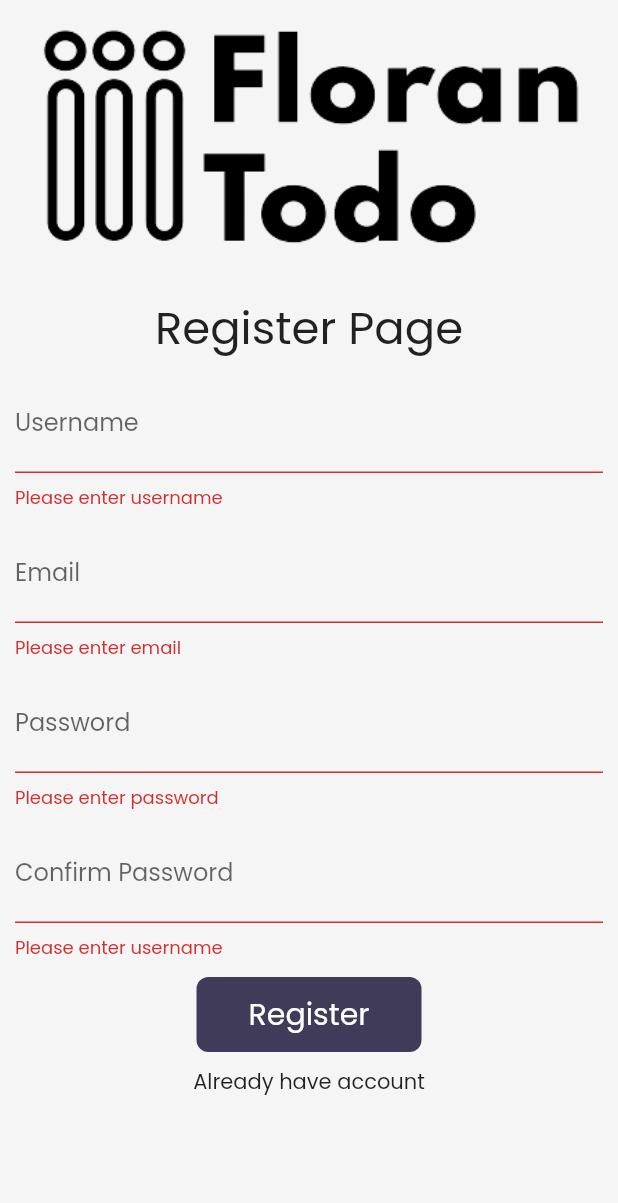
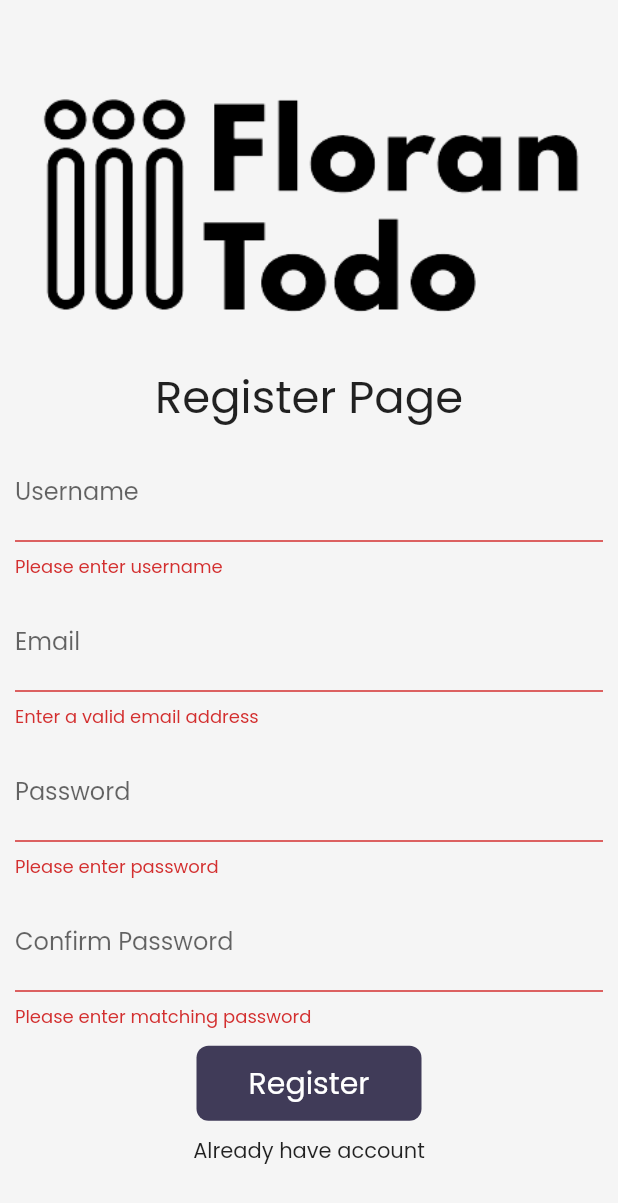
Before and after one commit to bhagwanZaki/Floran-todo-flutter, a Flutter app: the RegisterPage screen opened by its route, after a tap on "Register", on a phone screen of 412 x 824 dp. Shown: the top 1203 px of the screen. Run offline on Flutter 3.47's test engine with Material 2 defaults, Android fonts, the phone set to English and light mode, and no system bars; our stand-ins replace google_fonts, shared_preferences, syncfusion_flutter_charts, velocity_x; accounts and stored records are empty; network calls fail.

Commit message:
App completed

```diff
--- a/lib/main.dart
+++ b/lib/main.dart
@@ -4,6 +4,7 @@ import 'package:floran_todo/screens/Homepage.dart';
 import 'package:floran_todo/screens/Loginpage.dart';
 import 'package:floran_todo/screens/RegisterPage.dart';
 import 'package:floran_todo/screens/Splash.dart';
+import 'package:floran_todo/utils/Constants.dart';
 import 'package:floran_todo/utils/MyRouts.dart';
 import 'package:floran_todo/widgets/Themes.dart';
 import 'package:flutter/material.dart';
@@ -21,7 +22,7 @@ class MyApp extends StatelessWidget {
     SharedPreferences prefs = await SharedPreferences.getInstance();
     var token = prefs.getString('Token');
     final response = await http.get(
-        Uri.parse("http://192.168.0.179:8000/api/auth/user"),
+        Uri.parse(Constants.baseUrl+"auth/user"),
         headers: <String, String>{
           'Content-Type': 'application/json',
           'Authorization': 'Token $token'
--- a/lib/model/Todo.dart
+++ b/lib/model/Todo.dart
@@ -2,7 +2,6 @@ import 'dart:convert';
 
 class TodosModel{
   static List<Todo> items = [];
-
 }
 
 class Todo {
@@ -14,7 +13,7 @@ class Todo {
   // ignore: non_constant_identifier_names
   final String date_completed_by;
   // ignore: non_constant_identifier_names
-  final String completed_at;
+  final String? completed_at;
   Todo({
     required this.id,
     required this.title,
--- a/lib/screens/Loginpage.dart
+++ b/lib/screens/Loginpage.dart
@@ -1,5 +1,6 @@
 import 'dart:convert';
 
+import 'package:floran_todo/utils/Constants.dart';
 import 'package:floran_todo/utils/MyRouts.dart';
 import 'package:flutter/material.dart';
 import 'package:shared_preferences/shared_preferences.dart';
@@ -17,20 +18,20 @@ class _LoginpageState extends State<Loginpage> {
   final _formKey = GlobalKey<FormState>();
   TextEditingController username = TextEditingController();
   TextEditingController password = TextEditingController();
-  final url = "http://192.168.0.179:8000/api/auth/";
 
-  movetohome(BuildContext context, String username, String password) async {
+  login(BuildContext context, String username, String password) async {
     if (_formKey.currentState!.validate()) {
       // If the form is valid, display a snackbar. In the real world,
       // you'd often call a server or save the information in a database.
       final response = await http.post(
-        Uri.parse(url + 'login'),
+        Uri.parse(Constants.baseUrl + 'auth/login'),
         headers: <String, String>{'Content-Type': 'application/json'},
         body: jsonEncode(<String, String>{
           'username': username,
           'password': password,
         }),
       );
+      if (response.statusCode == 200) {
         var data = json.decode(response.body);
         if (data['token'] != null) {
           SharedPreferences prefs = await SharedPreferences.getInstance();
@@ -41,6 +42,10 @@ class _LoginpageState extends State<Loginpage> {
         }
         Navigator.pushNamedAndRemoveUntil(
             context, MyRoutes.homeinRoute, (route) => false);
+      } else {
+        ScaffoldMessenger.of(context).showSnackBar(
+            SnackBar(content: Text("Username or password is not valid")));
+      }
     }
   }
 
@@ -82,7 +87,7 @@ class _LoginpageState extends State<Loginpage> {
                       borderRadius: BorderRadius.circular(8),
                       child: InkWell(
                         onTap: () =>
-                            movetohome(context, username.text, password.text),
+                            login(context, username.text, password.text),
                         child: AnimatedContainer(
                           duration: Duration(seconds: 1),
                           height: 50,
--- a/lib/screens/RegisterPage.dart
+++ b/lib/screens/RegisterPage.dart
@@ -1,6 +1,11 @@
+import 'dart:convert';
+
+import 'package:floran_todo/utils/Constants.dart';
 import 'package:floran_todo/utils/MyRouts.dart';
 import 'package:flutter/material.dart';
+import 'package:shared_preferences/shared_preferences.dart';
 import 'package:velocity_x/velocity_x.dart';
+import 'package:http/http.dart' as http;
 
 class RegisterPage extends StatefulWidget {
   const RegisterPage({Key? key}) : super(key: key);
@@ -11,15 +16,46 @@ class RegisterPage extends StatefulWidget {
 
 class _RegisterPageState extends State<RegisterPage> {
   final _formKey = GlobalKey<FormState>();
+  TextEditingController username = TextEditingController();
+  TextEditingController email = TextEditingController();
   TextEditingController password = TextEditingController();
   TextEditingController confirmpassword = TextEditingController();
 
-  movetohome(BuildContext context) {
+  register(BuildContext context, String username, String email, String password,
+      String confirmpassword) async {
     if (_formKey.currentState!.validate()) {
-      // If the form is valid, display a snackbar. In the real world,
-      // you'd often call a server or save the information in a database.
+      final response =
+          await http.post(Uri.parse(Constants.baseUrl + "auth/register"),
+              headers: <String, String>{'Content-Type': 'application/json'},
+              body: jsonEncode(<String, String>{
+                'username': username,
+                'email': email,
+                'password': password,
+                'password2': confirmpassword
+              }));
+
+      if (response.statusCode == 200) {
+        var data = json.decode(response.body);
+        if (data['token'] != null) {
+          SharedPreferences prefs = await SharedPreferences.getInstance();
+          await prefs.setString('Token', data['token']);
+          await prefs.setInt('id', data["user"]['id']);
+          await prefs.setString('username', data["user"]['username']);
+          await prefs.setString('email', data["user"]['email']);
+        }
         Navigator.pushNamedAndRemoveUntil(
             context, MyRoutes.homeinRoute, (route) => false);
+      } else {
+        var data = json.decode(response.body);
+
+        if (data.containsKey('username')) {
+          ScaffoldMessenger.of(context).showSnackBar(
+            SnackBar(content: Text("Username already exists")));
+        } else if (data.containsKey('email')) {
+          ScaffoldMessenger.of(context).showSnackBar(
+            SnackBar(content: Text("Email already exists")));
+        }
+      }
     }
   }
 
@@ -34,6 +70,7 @@ class _RegisterPageState extends State<RegisterPage> {
     return Scaffold(
       backgroundColor: context.theme.canvasColor,
       body: Container(
+        child: Center(
           child: Padding(
             padding: const EdgeInsets.fromLTRB(10, 0, 10, 0),
             child: SingleChildScrollView(
@@ -63,7 +100,8 @@ class _RegisterPageState extends State<RegisterPage> {
                         color: context.theme.buttonColor,
                         borderRadius: BorderRadius.circular(8),
                         child: InkWell(
-                        onTap: () => movetohome(context),
+                          onTap: () => register(context, username.text,
+                              email.text, password.text, confirmpassword.text),
                           child: AnimatedContainer(
                             duration: Duration(seconds: 1),
                             height: 50,
@@ -71,7 +109,8 @@ class _RegisterPageState extends State<RegisterPage> {
                             alignment: Alignment.center,
                             child: Text(
                               "Register",
-                            style: TextStyle(fontSize: 20, color: Colors.white),
+                              style:
+                                  TextStyle(fontSize: 20, color: Colors.white),
                             ),
                           ),
                         ),
@@ -86,11 +125,13 @@ class _RegisterPageState extends State<RegisterPage> {
             ),
           ),
         ),
+      ),
     );
   }
 
   Widget usernameField() {
     return TextFormField(
+      controller: username,
       validator: (value) {
         if (value == null || value.isEmpty) {
           return 'Please enter username';
@@ -109,9 +150,13 @@ class _RegisterPageState extends State<RegisterPage> {
 
   Widget emailField() {
     return TextFormField(
+      controller: email,
       validator: (value) {
-        if (value == null || value.isEmpty) {
-          return 'Please enter email';
+        String pattern = r'^.+@[a-zA-Z]+\.{1}[a-zA-Z]+(\.{0,1}[a-zA-Z]+)$';
+
+        RegExp regex = new RegExp(pattern);
+        if (!regex.hasMatch(value!)) {
+          return 'Enter a valid email address';
         }
         return null;
       },
@@ -146,9 +191,9 @@ class _RegisterPageState extends State<RegisterPage> {
       controller: confirmpassword,
       validator: (value) {
         if (value == null || value.isEmpty) {
-          return 'Please enter username';
+          return 'Please enter matching password';
         }
-        if(password.text!=confirmpassword.text){
+        if (password.text != confirmpassword.text) {
           return "Password does not match";
         }
         return null;
--- a/lib/screens/Splash.dart
+++ b/lib/screens/Splash.dart
@@ -1,5 +1,6 @@
 import 'dart:convert';
 
+import 'package:floran_todo/utils/Constants.dart';
 import 'package:floran_todo/utils/MyRouts.dart';
 import 'package:flutter/material.dart';
 import 'package:shared_preferences/shared_preferences.dart';
@@ -25,7 +26,7 @@ class _SplashState extends State<Splash> {
     SharedPreferences prefs = await SharedPreferences.getInstance();
     var token = prefs.getString('Token');
     final response = await http.get(
-        Uri.parse("http://192.168.0.179:8000/api/auth/user"),
+        Uri.parse(Constants.baseUrl+"auth/user"),
         headers: <String, String>{
           'Content-Type': 'application/json',
           'Authorization': 'Token $token'
--- /dev/null
+++ b/lib/utils/Constants.dart
@@ -0,0 +1,3 @@
+class Constants {
+  static String baseUrl = "https://floran-todo-api.herokuapp.com/api/";
+}
```
Also changed, not shown: lib/screens/CreateTodoPage.dart (+6 -2 lines), lib/screens/Homepage.dart (+3 -5 lines), lib/widgets/Appbar.dart (+42 -2 lines), lib/widgets/home_widget/TodoList.dart (+24 -15 lines), pubspec.yaml (+7 -0 lines), assets/images/app_logo.png (added), assets/images/app_logo2.png (added), assets/images/app_logo3.png (added), assets/images/bg.png (added), assets/images/demo.png (added), assets/images/demo2.png (added), pubspec.lock, 34 other files. Lines whose indentation alone changed are shown as unchanged.
